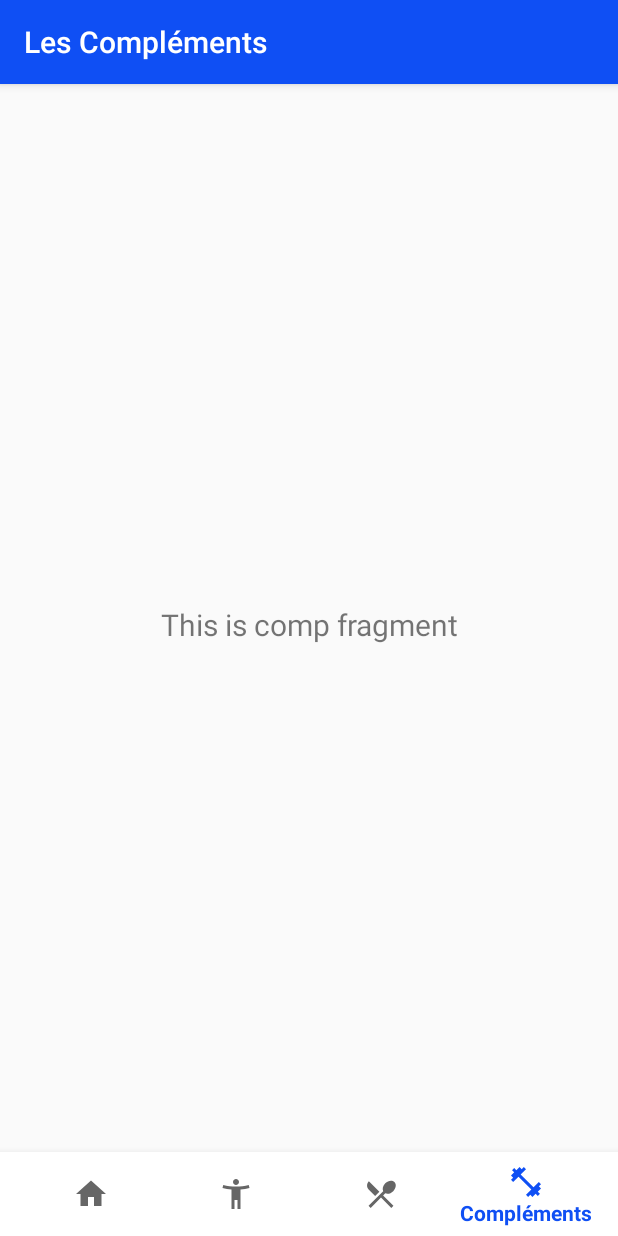
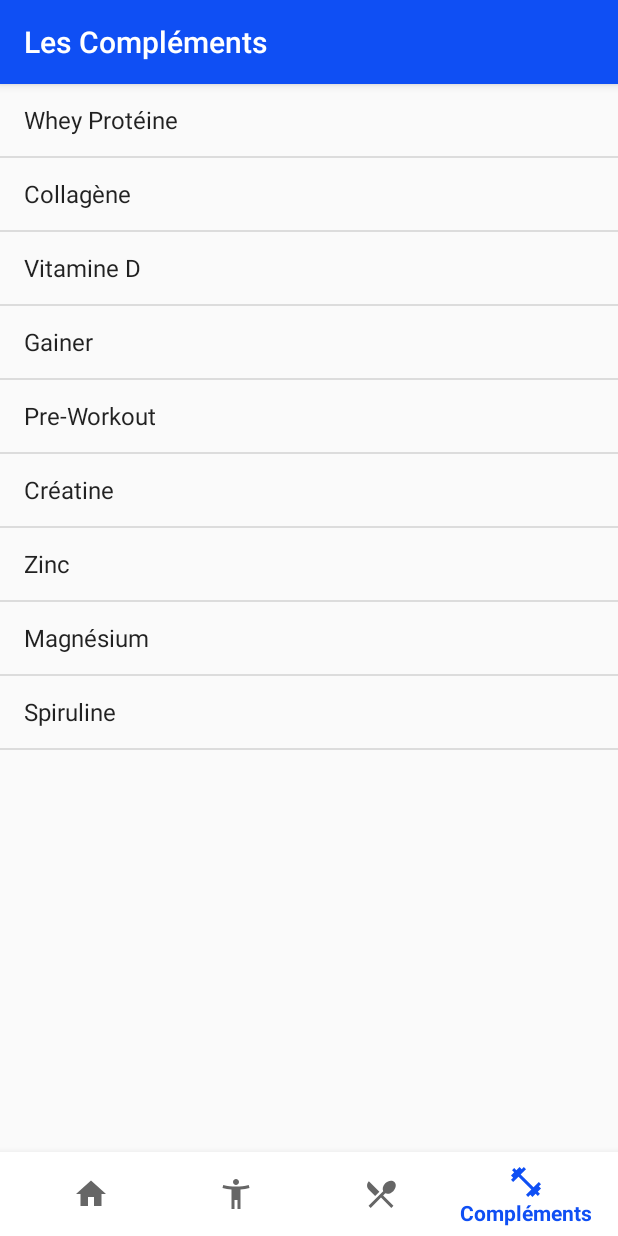
Before and after one commit to adenlexar/V4, an Android app: the CompFragment screen opened through its navigation route, on a phone screen of 412 x 824 dp. Run offline under Robolectric (Android 15) with nearby library versions, the phone set to English and light mode, and no system bars; our stand-ins replace navigation-ui; 2 statements that could not run were skipped.

Commit message:
V4 3eme commit

```diff
--- a/app/src/main/AndroidManifest.xml
+++ b/app/src/main/AndroidManifest.xml
@@ -9,6 +9,8 @@
         android:roundIcon="@mipmap/ic_launcher_round"
         android:supportsRtl="true"
         android:theme="@style/AppTheme">
+        <activity android:name=".PopUp" android:theme="@style/AppTheme.CustomTheme">
+        </activity>
         <activity
             android:name=".MainActivity"
             android:label="@string/app_name">
@@ -18,6 +20,8 @@
                 <category android:name="android.intent.category.LAUNCHER" />
             </intent-filter>
         </activity>
+
+
     </application>
 
 </manifest>
--- a/app/src/main/java/fr/adenlexar/v4/ui/complements/CompFragment.java
+++ b/app/src/main/java/fr/adenlexar/v4/ui/complements/CompFragment.java
@@ -1,9 +1,15 @@
 package fr.adenlexar.v4.ui.complements;
 
+import android.content.Intent;
 import android.os.Bundle;
 import android.view.LayoutInflater;
 import android.view.View;
 import android.view.ViewGroup;
+import android.widget.Adapter;
+import android.widget.AdapterView;
+import android.widget.ArrayAdapter;
+import android.widget.ListAdapter;
+import android.widget.ListView;
 import android.widget.TextView;
 
 import androidx.annotation.NonNull;
@@ -12,25 +18,88 @@ import androidx.fragment.app.Fragment;
 import androidx.lifecycle.Observer;
 import androidx.lifecycle.ViewModelProviders;
 
+import java.util.ArrayList;
+import java.util.List;
+
+import fr.adenlexar.v4.MainActivity;
+import fr.adenlexar.v4.PopUp;
 import fr.adenlexar.v4.R;
-import fr.adenlexar.v4.ui.complements.CompViewModel;
 
 public class CompFragment extends Fragment {
 
-    private CompViewModel compViewModel;
+    private ListView listView;
+    private List list;
+    private ListAdapter adapter;
 
     public View onCreateView(@NonNull LayoutInflater inflater,
                              ViewGroup container, Bundle savedInstanceState) {
-        compViewModel =
-                ViewModelProviders.of(this).get(CompViewModel.class);
         View root = inflater.inflate(R.layout.fragment_comp, container, false);
-        final TextView textView = root.findViewById(R.id.text_comp);
-        compViewModel.getText().observe(getViewLifecycleOwner(), new Observer<String>() {
-            @Override
-            public void onChanged(@Nullable String s) {
-                textView.setText(s);
+        this.listView = root.findViewById(R.id.idListView);
+        this.list = new ArrayList();
+        list.add("Whey Protéine"); //whey protein
+        list.add("Collagène"); //collagène
+        list.add("Vitamine D"); //vitamine D
+        list.add("Gainer"); //gainer
+        list.add("Pre-Workout"); //pre-workout
+        list.add("Créatine"); //creatine
+        list.add("Zinc"); //zinc
+        list.add("Magnésium"); //magnésium
+        list.add("Spiruline"); //spiruline
+
+        this.adapter = new ArrayAdapter(CompFragment.this.getContext(), android.R.layout.simple_list_item_1, list);
+        this.listView.setAdapter(adapter);
+
+        listView.setOnItemClickListener(new AdapterView.OnItemClickListener() {
+            public void onItemClick(AdapterView<?> parent, View view,
+                                    int position, long id) {
+                //When clicked
+
+                Intent intent = new Intent(CompFragment.this.getContext(), PopUp.class);
+                if(position == 0) {
+                    intent.putExtra("TITLE", "Whey Protéine");
+                    intent.putExtra("TEXT", "La whey protéine est une protéine issue du lait. Populaire auprès des pratiquants de musculation, cette dernière permet " +
+                            "d'augmenter facilement son apport journalier en protéine. On la déconseille aux intolérants au lactose. On la consomme souvent sous forme de boisson avec de l'eau ou du lait");
+                }
+                else if(position == 1) {
+                    intent.putExtra("TITLE", "Collagène");
+                    intent.putExtra("TEXT", "Le collagène est un composant de notre peau et de nos tendons. Se complémenter en collagène peut s'avérer utile pour prévenir" +
+                            "les blessures articulaires telles que les tendinites. Il peut se consommer en poudre ou en gélulle.");
+                }
+                else if(position == 2) {
+                    intent.putExtra("TITLE", "Vitamine D");
+                    intent.putExtra("TEXT", "");
+                }
+                else if(position == 3) {
+                    intent.putExtra("TITLE", "Gainer");
+                    intent.putExtra("TEXT", "");
+                }
+                else if(position == 4) {
+                    intent.putExtra("TITLE", "Pré-Workout");
+                    intent.putExtra("TEXT", "");
+                }
+                else if(position == 5) {
+                    intent.putExtra("TITLE", "Créatine");
+                    intent.putExtra("TEXT", "");
+                }
+                else if(position == 6) {
+                    intent.putExtra("TITLE", "Zinc");
+                    intent.putExtra("TEXT", "");
+                }
+                else if(position == 7) {
+                    intent.putExtra("TITLE", "Magnésium");
+                    intent.putExtra("TEXT", "");
+                }
+                else if(position == 8) {
+                    intent.putExtra("TITLE", "Spiruline");
+                    intent.putExtra("TEXT", "");
+                }
+
+                startActivity(intent);
             }
         });
+
         return root;
     }
+
+
 }
--- a/app/src/main/java/fr/adenlexar/v4/ui/complements/CompViewModel.java
+++ /dev/null
@@ -1,19 +0,0 @@
-package fr.adenlexar.v4.ui.complements;
-
-import androidx.lifecycle.LiveData;
-import androidx.lifecycle.MutableLiveData;
-import androidx.lifecycle.ViewModel;
-
-public class CompViewModel extends ViewModel {
-
-    private MutableLiveData<String> mText;
-
-    public CompViewModel() {
-        mText = new MutableLiveData<>();
-        mText.setValue("This is comp fragment");
-    }
-
-    public LiveData<String> getText() {
-        return mText;
-    }
-}
--- a/app/src/main/res/layout/fragment_comp.xml
+++ b/app/src/main/res/layout/fragment_comp.xml
@@ -6,15 +6,10 @@
     android:layout_height="match_parent"
     tools:context=".ui.complements.CompFragment">
 
-    <TextView
-        android:id="@+id/text_comp"
+    <ListView
+        android:id="@+id/idListView"
         android:layout_width="match_parent"
-        android:layout_height="wrap_content"
-        android:layout_marginStart="8dp"
-        android:layout_marginTop="8dp"
-        android:layout_marginEnd="8dp"
-        android:textAlignment="center"
-        android:textSize="20sp"
+        android:layout_height="match_parent"
         app:layout_constraintBottom_toBottomOf="parent"
         app:layout_constraintEnd_toEndOf="parent"
         app:layout_constraintStart_toStartOf="parent"
--- a/app/src/main/res/values/strings.xml
+++ b/app/src/main/res/values/strings.xml
@@ -55,6 +55,7 @@
 
     <!--Les Compléments-->
 
+
     <!--Pop-up Compléments-->
 
 </resources>
--- a/app/src/main/res/values/styles.xml
+++ b/app/src/main/res/values/styles.xml
@@ -7,4 +7,9 @@
         <item name="colorAccent">@color/colorAccent</item>
     </style>
 
+    <style name="AppTheme.CustomTheme">
+        <item name="android:windowIsTranslucent">true</item>
+        <item name ="android:windowCloseOnTouchOutside">true</item>
+    </style>
+
 </resources>
```
Also changed, not shown: app/src/main/java/fr/adenlexar/v4/PopUp.java (added, +37 -0 lines), app/src/main/res/layout/activity_pop_up.xml (added, +32 -0 lines).
